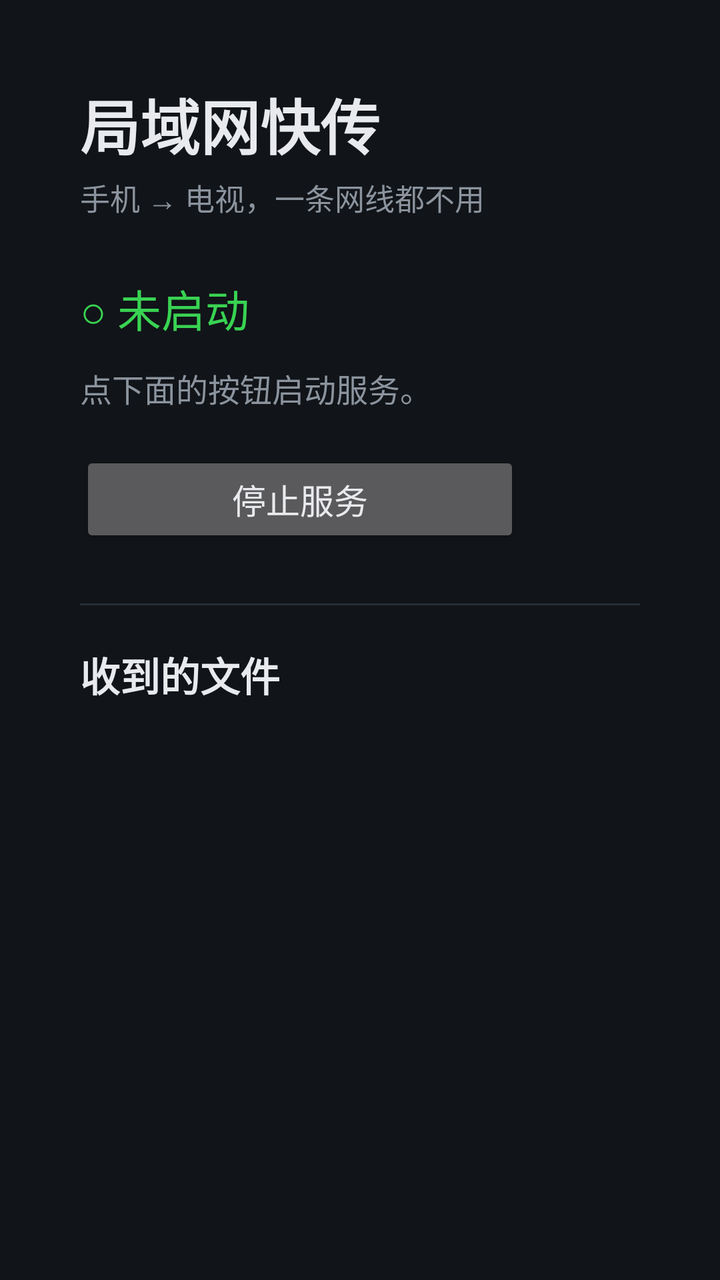
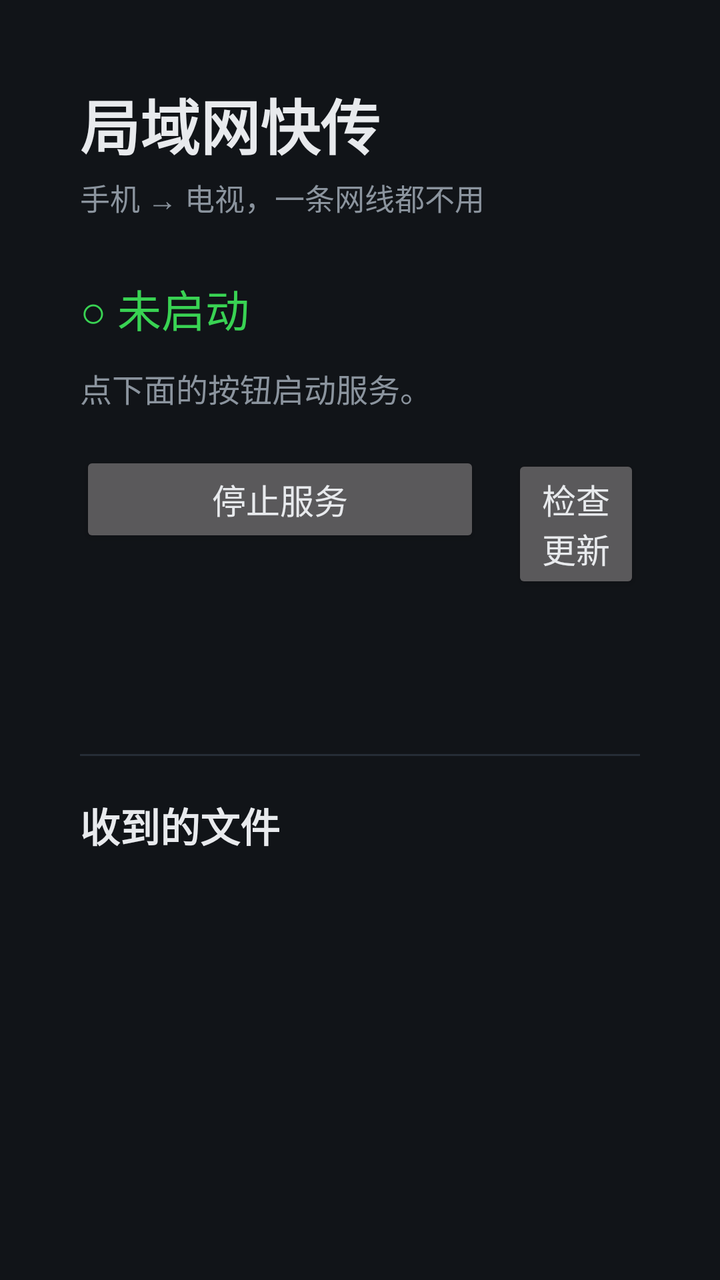

The first picture is an Android layout as it rendered before a commit; the second is the same layout after the commit. The layout source and the unified diff follow.
<!-- AndroidManifest.xml: application theme AppTheme -->
<!-- res/layout/activity_main.xml -->
<?xml version="1.0" encoding="utf-8"?>
<ScrollView xmlns:android="http://schemas.android.com/apk/res/android"
    android:layout_width="match_parent"
    android:layout_height="match_parent"
    android:fillViewport="true"
    android:background="@color/bg">

    <LinearLayout
        android:layout_width="match_parent"
        android:layout_height="wrap_content"
        android:orientation="vertical"
        android:padding="40dp">

        <TextView
            android:layout_width="wrap_content"
            android:layout_height="wrap_content"
            android:text="@string/app_name"
            android:textColor="@color/text"
            android:textSize="30sp"
            android:textStyle="bold" />

        <TextView
            android:layout_width="wrap_content"
            android:layout_height="wrap_content"
            android:layout_marginTop="4dp"
            android:text="@string/subtitle"
            android:textColor="@color/muted"
            android:textSize="15sp" />

        <TextView
            android:id="@+id/status"
            android:layout_width="wrap_content"
            android:layout_height="wrap_content"
            android:layout_marginTop="28dp"
            android:text="@string/status_idle"
            android:textColor="@color/accent"
            android:textSize="22sp" />

        <TextView
            android:id="@+id/url"
            android:layout_width="wrap_content"
            android:layout_height="wrap_content"
            android:layout_marginTop="10dp"
            android:textIsSelectable="true"
            android:fontFamily="monospace"
            android:textColor="@color/text"
            android:textSize="34sp"
            android:visibility="gone" />


        <ImageView
            android:id="@+id/qr"
            android:layout_width="260dp"
            android:layout_height="260dp"
            android:layout_marginTop="16dp"
            android:background="#FFFFFFFF"
            android:padding="8dp"
            android:scaleType="fitCenter"
            android:visibility="gone"
            android:contentDescription="@string/qr_desc" />

        <TextView
            android:id="@+id/qrHint"
            android:layout_width="wrap_content"
            android:layout_height="wrap_content"
            android:layout_marginTop="6dp"
            android:text="@string/qr_hint"
            android:textColor="@color/muted"
            android:textSize="14sp"
            android:visibility="gone" />

        <TextView
            android:id="@+id/hint"
            android:layout_width="match_parent"
            android:layout_height="wrap_content"
            android:layout_marginTop="12dp"
            android:lineSpacingExtra="4dp"
            android:text="@string/hint"
            android:textColor="@color/muted"
            android:textSize="16sp" />

        <Button
            android:id="@+id/toggle"
            android:layout_width="wrap_content"
            android:layout_height="wrap_content"
            android:layout_marginTop="20dp"
            android:minWidth="220dp"
            android:text="@string/stop"
            android:textSize="17sp" />

        <View
            android:layout_width="match_parent"
            android:layout_height="1dp"
            android:layout_marginTop="28dp"
            android:background="@color/line" />

        <TextView
            android:layout_width="wrap_content"
            android:layout_height="wrap_content"
            android:layout_marginTop="20dp"
            android:text="@string/files_title"
            android:textColor="@color/text"
            android:textSize="20sp"
            android:textStyle="bold" />

        <LinearLayout
            android:id="@+id/fileList"
            android:layout_width="match_parent"
            android:layout_height="wrap_content"
            android:layout_marginTop="8dp"
            android:orientation="vertical" />
    </LinearLayout>
</ScrollView>
<!-- resources referenced by this layout -->
<resources>
  <color name="accent">#FF39D353</color>
  <color name="bg">#FF111418</color>
  <color name="line">#FF262D36</color>
  <color name="muted">#FF8B949E</color>
  <color name="text">#FFE8EAED</color>
  <string name="app_name">局域网快传</string>
  <string name="files_title">收到的文件</string>
  <string name="hint">点下面的按钮启动服务。</string>
  <string name="qr_desc">上传页二维码</string>
  <string name="qr_hint">手机扫码直接打开上传页</string>
  <string name="status_idle">○ 未启动</string>
  <string name="stop">停止服务</string>
  <string name="subtitle">手机 → 电视，一条网线都不用</string>
  <style name="AppTheme" parent="@android:style/Theme.Material.NoActionBar">
          <item name="android:windowBackground">@color/bg</item>
          <item name="android:colorAccent">@color/accent</item>
          <item name="android:textColorPrimary">@color/text</item>
          <item name="android:navigationBarColor">@color/bg</item>
          <item name="android:statusBarColor">@color/bg</item>
      </style>
</resources>

<!-- the commit's change to res/layout/activity_main.xml (unified diff, before → after) -->
@@ -79,14 +79,45 @@
             android:textColor="@color/muted"
             android:textSize="16sp" />
 
-        <Button
-            android:id="@+id/toggle"
+        <LinearLayout
             android:layout_width="wrap_content"
             android:layout_height="wrap_content"
             android:layout_marginTop="20dp"
-            android:minWidth="220dp"
-            android:text="@string/stop"
-            android:textSize="17sp" />
+            android:orientation="horizontal">
+
+            <Button
+                android:id="@+id/toggle"
+                android:layout_width="wrap_content"
+                android:layout_height="wrap_content"
+                android:minWidth="200dp"
+                android:text="@string/stop"
+                android:textSize="17sp" />
+
+            <Button
+                android:id="@+id/checkUpdate"
+                android:layout_width="wrap_content"
+                android:layout_height="wrap_content"
+                android:layout_marginStart="16dp"
+                android:minWidth="160dp"
+                android:text="@string/check_update"
+                android:textSize="17sp" />
+        </LinearLayout>
+
+        <TextView
+            android:id="@+id/updateStatus"
+            android:layout_width="match_parent"
+            android:layout_height="wrap_content"
+            android:layout_marginTop="10dp"
+            android:textColor="@color/muted"
+            android:textSize="14sp" />
+
+        <TextView
+            android:id="@+id/settingsLine"
+            android:layout_width="match_parent"
+            android:layout_height="wrap_content"
+            android:layout_marginTop="6dp"
+            android:textColor="@color/muted"
+            android:textSize="14sp" />
 
         <View
             android:layout_width="match_parent"
<!-- resource entries referenced after the edit -->
@@ -6,6 +6,7 @@
   <color name="muted">#FF8B949E</color>
   <color name="text">#FFE8EAED</color>
   <string name="app_name">局域网快传</string>
+  <string name="check_update">检查更新</string>
   <string name="files_title">收到的文件</string>
   <string name="hint">点下面的按钮启动服务。</string>
   <string name="qr_desc">上传页二维码</string>
